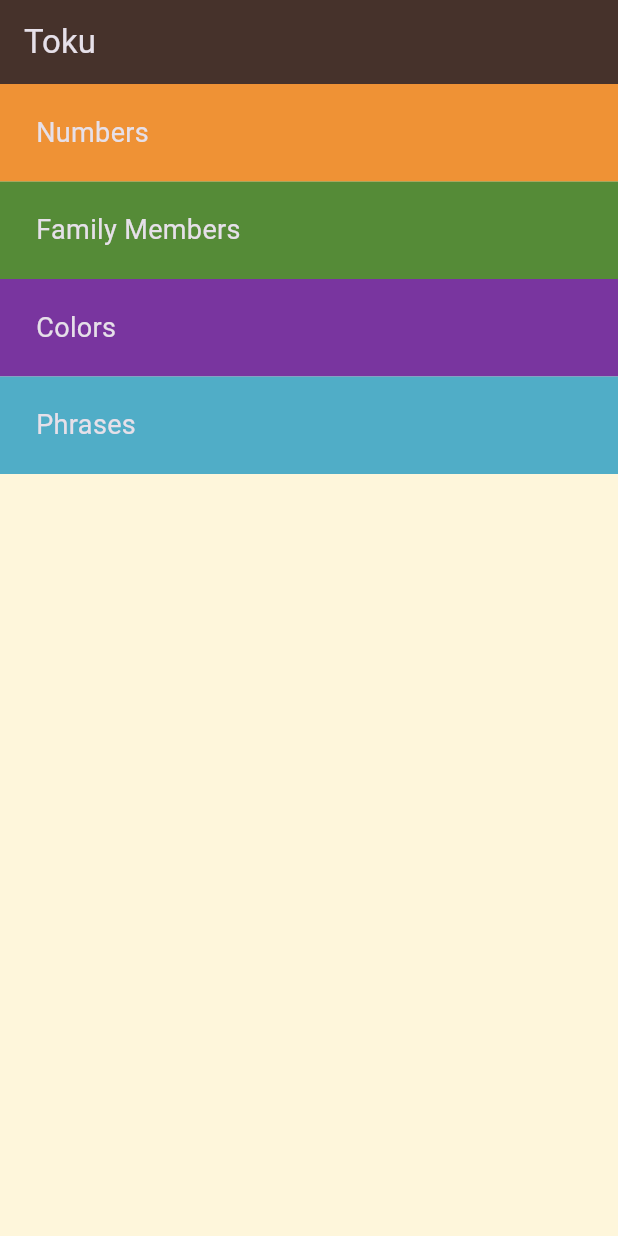
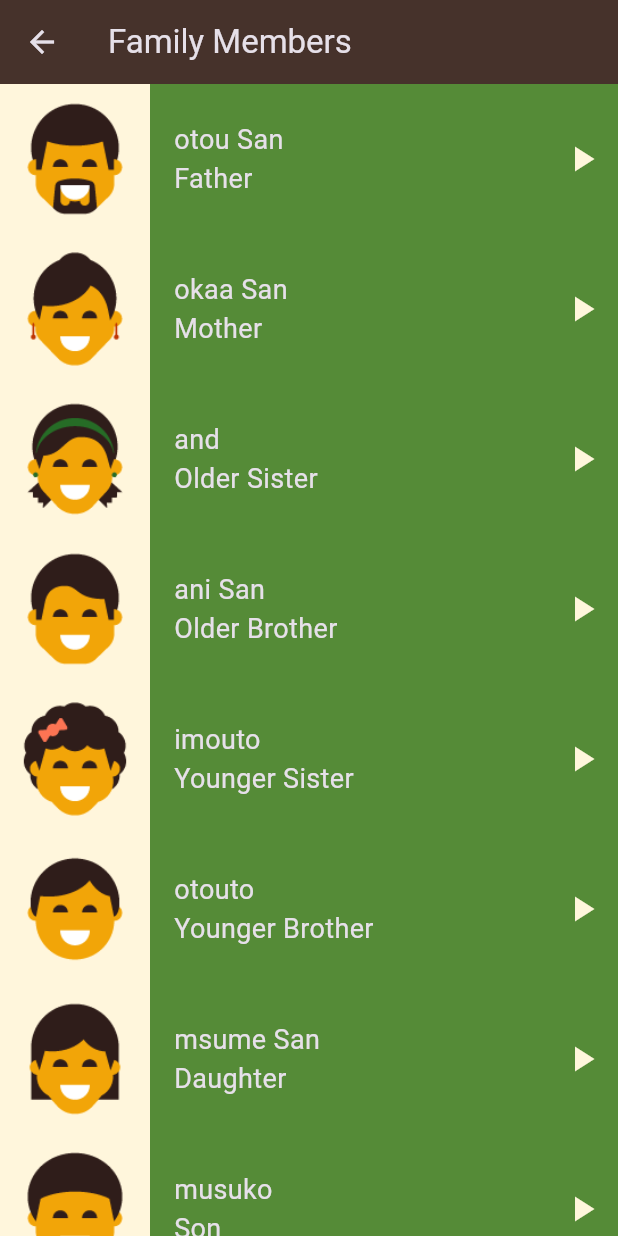
Before and after one commit to aya-hamoudeh1/Toku_app, a Flutter app: the screen it shows after launch, after a tap on "Family Members", on a phone screen of 412 x 824 dp. Run offline on Flutter 3.47's test engine with Material 3 defaults, Android fonts, the light colour scheme and no system bars.

Commit message:
create family_members_page.dart

```diff
--- a/lib/components/list_item.dart
+++ b/lib/components/list_item.dart
@@ -3,20 +3,21 @@ import 'package:flutter/material.dart';
 import 'package:language_learning_app/models/item.dart';
 
 class ListItem extends StatelessWidget {
-  const ListItem({super.key, required this.number});
+  const ListItem({super.key, required this.number, required this.color});
 
-  final Number number;
+  final ItemModel number;
+  final Color color;
   @override
   Widget build(BuildContext context) {
     return Container(
       height: 100,
-      color: const Color(0xffEF9235),
+      color: color,
       child: Row(
         children: [
           Container(
             color: const Color(0xffFFF6DC),
             child: Image.asset(
-              number.image!,
+              number.image,
             ),
           ),
           Padding(
--- a/lib/models/item.dart
+++ b/lib/models/item.dart
@@ -1,10 +1,10 @@
-class Number {
-  final String? image;
+class ItemModel {
+  final String image;
   final String jpName;
   final String enName;
   final String sound;
 
-  const Number({
+  const ItemModel({
     required this.image,
     required this.jpName,
     required this.enName,
--- /dev/null
+++ b/lib/screens/family_members_page.dart
@@ -0,0 +1,78 @@
+import 'package:flutter/material.dart';
+import '../components/list_item.dart';
+import '../models/item.dart';
+
+class FamilyMembersPage extends StatelessWidget {
+  const FamilyMembersPage({super.key});
+
+  final List<ItemModel> numbers = const [
+    ItemModel(
+        image: "assets/images/family_members/family_father.png",
+        jpName: "otou San",
+        enName: "Father",
+        sound: "sounds/family_members/father.wav"),
+    ItemModel(
+        image: "assets/images/family_members/family_mother.png",
+        jpName: "okaa San",
+        enName: "Mother",
+        sound: "sounds/family_members/mother.wav"),
+    ItemModel(
+        image: "assets/images/family_members/family_older_sister.png",
+        jpName: "and",
+        enName: "Older Sister",
+        sound: "sounds/family_members/older sister.wav"),
+    ItemModel(
+        image: "assets/images/family_members/family_older_brother.png",
+        jpName: "ani San",
+        enName: "Older Brother",
+        sound: "sounds/family_members/older bother.wav"),
+    ItemModel(
+        image: "assets/images/family_members/family_younger_sister.png",
+        jpName: "imouto",
+        enName: "Younger Sister",
+        sound: "sounds/family_members/younger sister.wav"),
+    ItemModel(
+        image: "assets/images/family_members/family_younger_brother.png",
+        jpName: "otouto",
+        enName: "Younger Brother",
+        sound: "sounds/family_members/younger brohter.wav"),
+    ItemModel(
+        image: "assets/images/family_members/family_daughter.png",
+        jpName: "msume San",
+        enName: "Daughter",
+        sound: "sounds/family_members/daughter.wav"),
+    ItemModel(
+        image: "assets/images/family_members/family_son.png",
+        jpName: "musuko",
+        enName: "Son",
+        sound: "sounds/family_members/son.wav"),
+    ItemModel(
+        image: "assets/images/family_members/family_grandfather.png",
+        jpName: "ojii San",
+        enName: "Grand Father",
+        sound: "sounds/family_members/grand father.wav"),
+    ItemModel(
+        image: "assets/images/family_members/family_grandmother.png",
+        jpName: "obii San",
+        enName: "Grand Mother",
+        sound: "sounds/family_members/grand mother.wav"),
+  ];
+  @override
+  Widget build(BuildContext context) {
+    return Scaffold(
+      appBar: AppBar(
+        title: const Text("Family Members"),
+        backgroundColor: const Color(0xff46322B),
+      ),
+      body: ListView.builder(
+        itemCount: numbers.length,
+        itemBuilder: (context, index) {
+          return ListItem(
+            color: const Color(0xff558B37),
+            number: numbers[index],
+          );
+        },
+      ),
+    );
+  }
+}
--- a/lib/screens/home_page.dart
+++ b/lib/screens/home_page.dart
@@ -1,6 +1,7 @@
 import 'package:flutter/material.dart';
 import 'package:language_learning_app/screens/numbers_page.dart';
 import '../components/category_item.dart';
+import 'family_members_page.dart';
 
 class HomePage extends StatelessWidget {
   const HomePage({super.key});
@@ -28,7 +29,14 @@ class HomePage extends StatelessWidget {
             color: const Color(0xffEF9235),
           ),
           Category(
-            onTap: () {},
+            onTap: () {
+              Navigator.push(
+                context,
+                MaterialPageRoute(
+                  builder: (context) => const FamilyMembersPage(),
+                ),
+              );
+            },
             text: "Family Members",
             color: const Color(0xff558B37),
           ),
--- a/lib/screens/numbers_page.dart
+++ b/lib/screens/numbers_page.dart
@@ -5,53 +5,53 @@ import '../models/item.dart';
 class NumbersPage extends StatelessWidget {
   const NumbersPage({super.key});
 
-  final List<Number> numbers = const [
-    Number(
+  final List<ItemModel> numbers = const [
+    ItemModel(
         image: "assets/images/numbers/number_one.png",
         jpName: "ichi",
         enName: "One",
         sound: "sounds/numbers/number_one_sound.mp3"),
-    Number(
+    ItemModel(
         image: "assets/images/numbers/number_two.png",
         jpName: "ni",
         enName: "Two",
         sound: "sounds/numbers/number_two_sound.mp3"),
-    Number(
+    ItemModel(
         image: "assets/images/numbers/number_three.png",
         jpName: "san",
         enName: "Three",
         sound: "sounds/numbers/number_three_sound.mp3"),
-    Number(
+    ItemModel(
         image: "assets/images/numbers/number_four.png",
         jpName: "yon",
         enName: "Four",
         sound: "sounds/numbers/number_four_sound.mp3"),
-    Number(
+    ItemModel(
         image: "assets/images/numbers/number_five.png",
         jpName: "go",
         enName: "Five",
         sound: "sounds/numbers/number_five_sound.mp3"),
-    Number(
+    ItemModel(
         image: "assets/images/numbers/number_six.png",
         jpName: "roku",
         enName: "Six",
         sound: "sounds/numbers/number_six_sound.mp3"),
-    Number(
+    ItemModel(
         image: "assets/images/numbers/number_seven.png",
         jpName: "nana",
         enName: "Seven",
         sound: "sounds/numbers/number_seven_sound.mp3"),
-    Number(
+    ItemModel(
         image: "assets/images/numbers/number_eight.png",
         jpName: "hachi",
         enName: "Eight",
         sound: "sounds/numbers/number_eight_sound.mp3"),
-    Number(
+    ItemModel(
         image: "assets/images/numbers/number_nine.png",
         jpName: "kyu",
         enName: "Nine",
         sound: "sounds/numbers/number_nine_sound.mp3"),
-    Number(
+    ItemModel(
         image: "assets/images/numbers/number_ten.png",
         jpName: "ju",
         enName: "Ten",
@@ -68,6 +68,7 @@ class NumbersPage extends StatelessWidget {
         itemCount: numbers.length,
         itemBuilder: (context, index) {
           return ListItem(
+            color: const Color(0xffEF9235),
             number: numbers[index],
           );
         },
```
